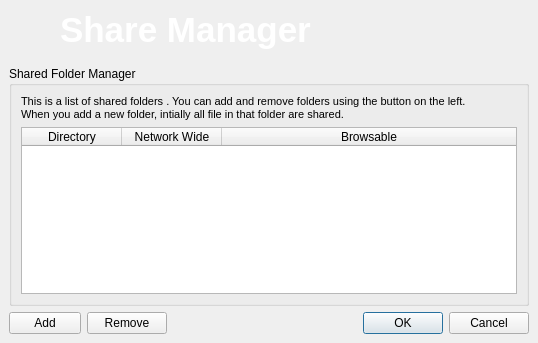
This is retroshare-gui/src/gui/ShareManager.ui in RetroShare/RetroShare as Qt 5 draws it before an edit. The edited form follows.
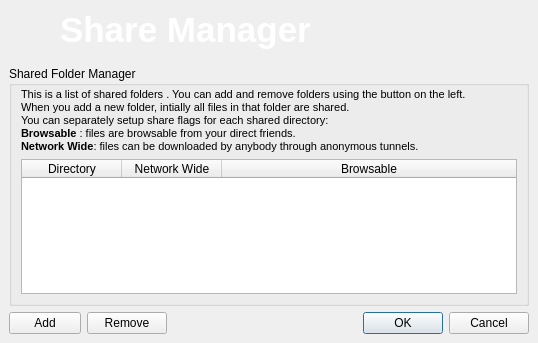
This is the edited form. Icons and pictures are not drawn.

Commit message: added more info for Network Wide/Browsable to the Description Label in Share Manager

```diff
--- a/retroshare-gui/src/gui/ShareManager.ui
+++ b/retroshare-gui/src/gui/ShareManager.ui
@@ -115,6 +115,9 @@
          <string>Shared Folder Manager</string>
         </property>
         <layout class="QGridLayout" name="gridLayout_4">
+         <property name="topMargin">
+          <number>2</number>
+         </property>
          <item row="0" column="0">
           <widget class="QLabel" name="labelInstructions">
            <property name="text">
@@ -123,7 +126,10 @@
 p, li { white-space: pre-wrap; }
 &lt;/style&gt;&lt;/head&gt;&lt;body style=&quot; font-family:'MS Shell Dlg 2'; font-size:8.25pt; font-weight:400; font-style:normal;&quot;&gt;
 &lt;p style=&quot; margin-top:0px; margin-bottom:0px; margin-left:0px; margin-right:0px; -qt-block-indent:0; text-indent:0px;&quot;&gt;&lt;span style=&quot; font-size:8pt;&quot;&gt;This is a list of shared folders . You can add and remove folders using the button on the left. &lt;/span&gt;&lt;/p&gt;
-&lt;p style=&quot; margin-top:0px; margin-bottom:0px; margin-left:0px; margin-right:0px; -qt-block-indent:0; text-indent:0px;&quot;&gt;&lt;span style=&quot; font-size:8pt;&quot;&gt;When you add a new folder, intially all file in that folder are shared.&lt;/span&gt;&lt;/p&gt;&lt;/body&gt;&lt;/html&gt;</string>
+&lt;p style=&quot; margin-top:0px; margin-bottom:0px; margin-left:0px; margin-right:0px; -qt-block-indent:0; text-indent:0px;&quot;&gt;&lt;span style=&quot; font-size:8pt;&quot;&gt;When you add a new folder, intially all files in that folder are shared.&lt;/span&gt;&lt;/p&gt;
+&lt;p style=&quot; margin-top:0px; margin-bottom:0px; margin-left:0px; margin-right:0px; -qt-block-indent:0; text-indent:0px;&quot;&gt;&lt;span style=&quot; font-family:'Sans'; font-size:8pt;&quot;&gt;You can separately setup share flags for each shared directory:&lt;/span&gt;&lt;span style=&quot; font-size:8pt;&quot;&gt; &lt;/span&gt;&lt;/p&gt;
+&lt;p style=&quot; margin-top:0px; margin-bottom:0px; margin-left:0px; margin-right:0px; -qt-block-indent:0; text-indent:0px;&quot;&gt;&lt;span style=&quot; font-family:'Sans'; font-size:8pt; font-weight:600;&quot;&gt;Browsable &lt;/span&gt;&lt;span style=&quot; font-family:'Sans'; font-size:8pt;&quot;&gt;: files are browsable from your direct friends.&lt;/span&gt;&lt;/p&gt;
+&lt;p style=&quot; margin-top:0px; margin-bottom:0px; margin-left:0px; margin-right:0px; -qt-block-indent:0; text-indent:0px;&quot;&gt;&lt;span style=&quot; font-family:'Sans'; font-size:8pt; font-weight:600;&quot;&gt;Network Wide&lt;/span&gt;&lt;span style=&quot; font-family:'Sans'; font-size:8pt;&quot;&gt;: files can be downloaded by anybody through anonymous tunnels.&lt;/span&gt;&lt;/p&gt;&lt;/body&gt;&lt;/html&gt;</string>
            </property>
           </widget>
          </item>
```
